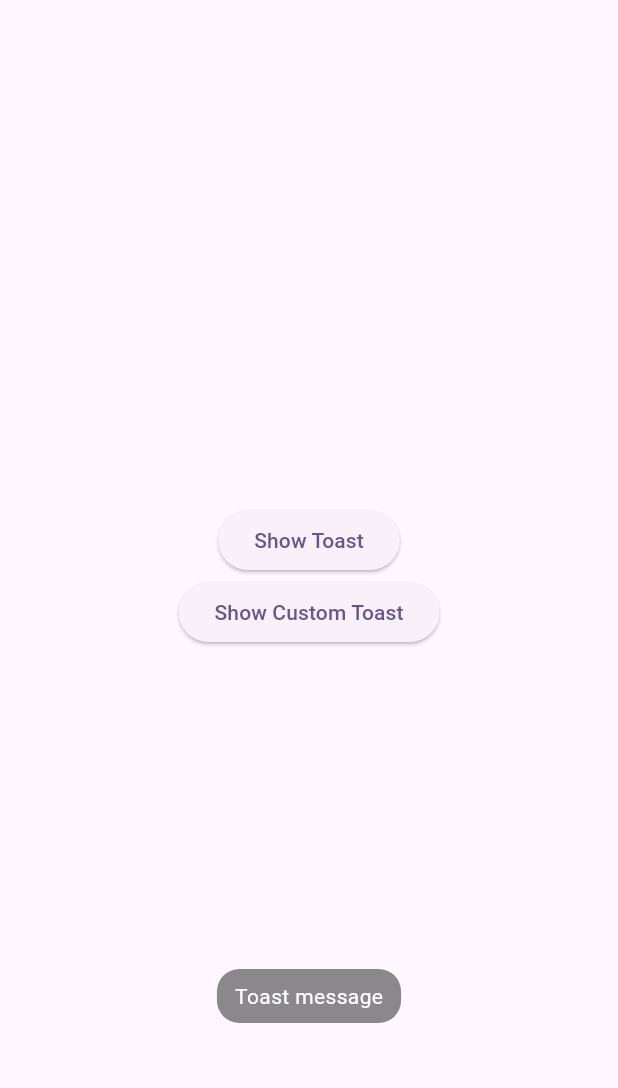
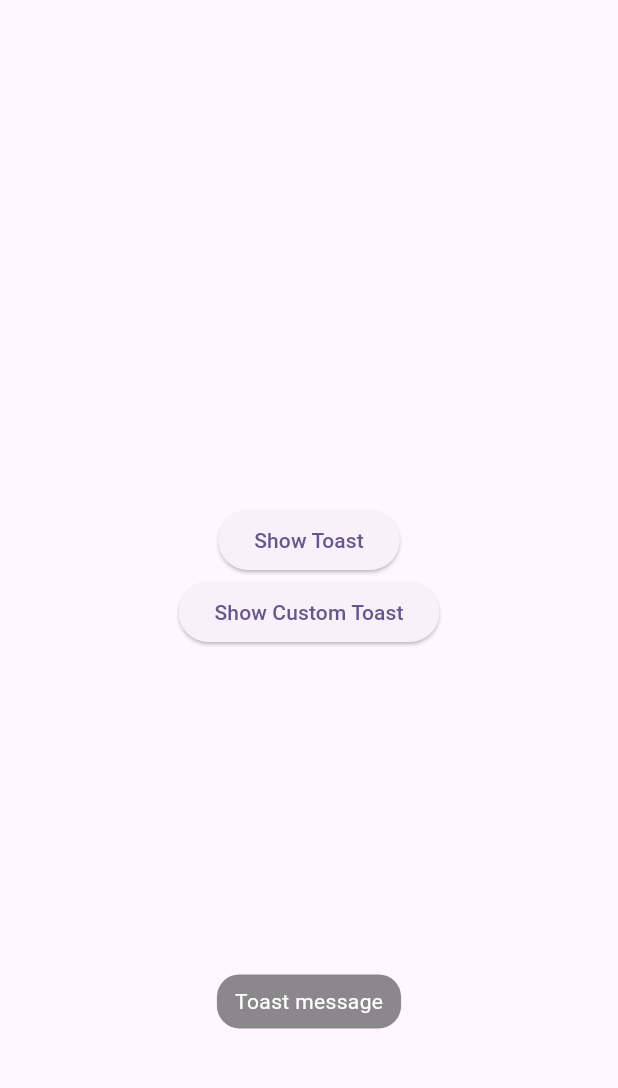
Before and after one commit to hanzinhee/just_toast, a Flutter app: the screen it shows after launch, after a tap on "Show Toast", on a phone screen of 412 x 824 dp, the part 84-1172 px from its top. Run offline on Flutter 3.47's test engine with Material 2 defaults, Android fonts, the phone set to English and light mode, and no system bars.

Commit message:
modify slide transiton

```diff
--- a/lib/toast/toast.dart
+++ b/lib/toast/toast.dart
@@ -38,7 +38,7 @@ class _ToastState extends State<Toast> with SingleTickerProviderStateMixin {
         duration: forwardDuration,
         reverseDuration: reverseDuration);
     _animationForSlide =
-        Tween<Offset>(begin: Offset.zero, end: const Offset(0.0, -.2)).animate(
+        Tween<Offset>(begin: Offset.zero, end: const Offset(0.0, -.1)).animate(
             CurvedAnimation(parent: _controller, curve: Curves.fastOutSlowIn));
     _animationForFade = Tween(begin: 0.0, end: 1.0).animate(
         CurvedAnimation(parent: _controller, curve: Curves.fastOutSlowIn));
```
